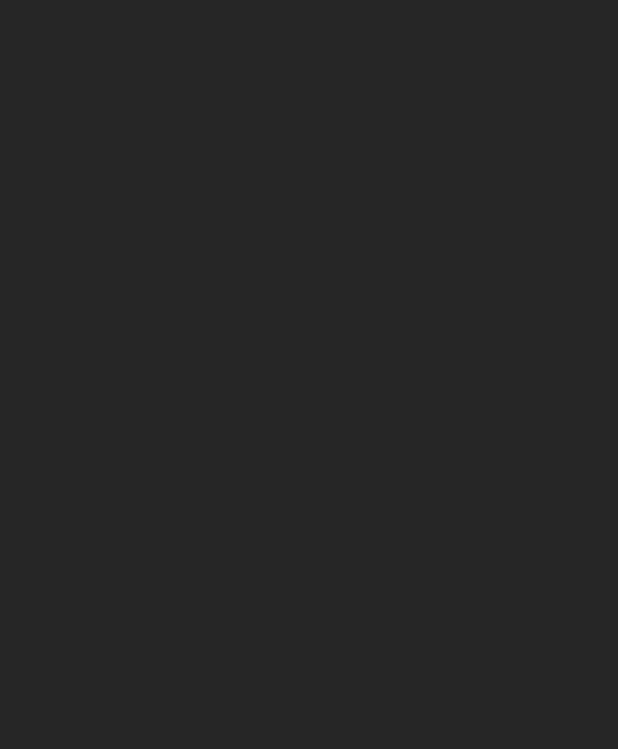
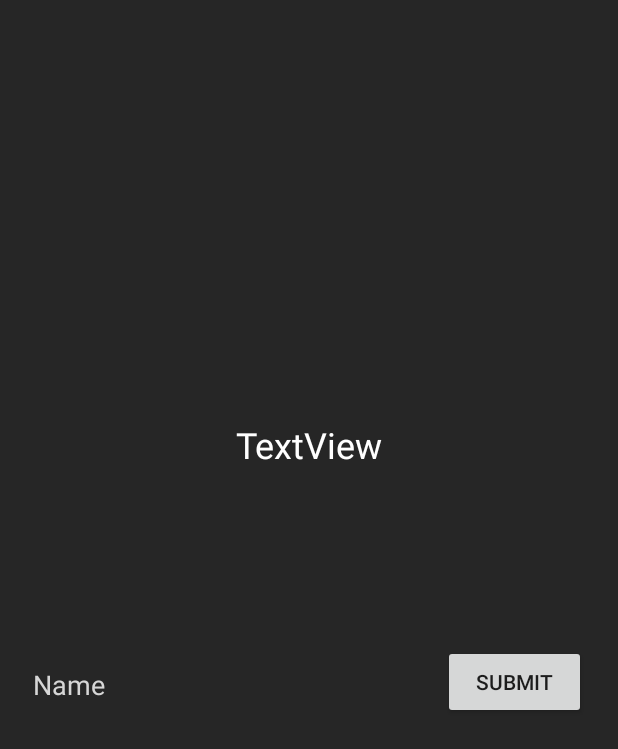
Before and after one commit to DecodeItGame/DecodeIt, an Android app: the DailyCode screen opened directly, with no data from a screen before it, on a phone screen of 412 x 824 dp. Before the commit the part shown is empty. Shown: the top 749 px of the screen. Run offline under Robolectric (Android 15) with nearby library versions, the phone set to English and light mode, and no system bars; our stand-ins replace Volley; network calls fail.

Commit message:
Added Daily Code Basics

```diff
--- a/app/build.gradle
+++ b/app/build.gradle
@@ -30,6 +30,7 @@ dependencies {
     implementation 'androidx.core:core-ktx:1.3.1'
     implementation 'androidx.appcompat:appcompat:1.2.0'
     implementation 'androidx.constraintlayout:constraintlayout:2.0.1'
+    implementation 'com.android.volley:volley:1.1.1'
     testImplementation 'junit:junit:4.12'
     androidTestImplementation 'androidx.test.ext:junit:1.1.2'
     androidTestImplementation 'androidx.test.espresso:espresso-core:3.3.0'
--- a/app/src/main/AndroidManifest.xml
+++ b/app/src/main/AndroidManifest.xml
@@ -1,6 +1,7 @@
 <?xml version="1.0" encoding="utf-8"?>
 <manifest xmlns:android="http://schemas.android.com/apk/res/android"
     package="com.example.decodeit">
+    <uses-permission android:name="android.permission.INTERNET" />
 
     <application
         android:allowBackup="true"
--- a/app/src/main/java/com/example/decodeit/DailyCode.kt
+++ b/app/src/main/java/com/example/decodeit/DailyCode.kt
@@ -1,12 +1,51 @@
 package com.example.decodeit
 
+import android.app.DownloadManager
 import android.os.Bundle
 import androidx.appcompat.app.AppCompatActivity
+import com.android.volley.Request
+import com.android.volley.Response
+import com.android.volley.toolbox.StringRequest
+import com.android.volley.toolbox.Volley
+import kotlinx.android.synthetic.main.daily_code.*
 
 class DailyCode: AppCompatActivity(){
     override fun onCreate(savedInstanceState: Bundle?) {
         super.onCreate(savedInstanceState)
         setContentView(R.layout.daily_code)
+        setDaily()
 
+        daily_submit.setOnClickListener { submit() }
+    }
+
+    private fun setDaily(){
+        val queue = Volley.newRequestQueue(this);
+        val url = "https://decode-it-server.spicedspices.repl.co/daily/get"
+
+        val strReq = StringRequest(
+            Request.Method.GET, url,
+            Response.Listener<String> { response ->
+                daily_code_code.text = response
+            },
+            Response.ErrorListener { println("there was an error lol this was ethan's fault") }
+        )
+
+        queue.add(strReq)
+    }
+
+    private fun submit(){
+        val queue = Volley.newRequestQueue(this);
+        val userText = daily_input.text
+        val url = "https://decode-it-server.spicedspices.repl.co/daily/answer/$userText"
+
+        val strReq = StringRequest(
+            Request.Method.GET, url,
+            Response.Listener<String> { response ->
+                daily_correct.text = response
+            },
+            Response.ErrorListener { println("there was an error lol this was ethan's fault") }
+        )
+
+        queue.add(strReq)
     }
 }
--- a/app/src/main/res/layout/daily_code.xml
+++ b/app/src/main/res/layout/daily_code.xml
@@ -1,8 +1,61 @@
 <?xml version="1.0" encoding="utf-8"?>
-<androidx.constraintlayout.widget.ConstraintLayout
-    xmlns:android="http://schemas.android.com/apk/res/android" android:layout_width="match_parent"
+<androidx.constraintlayout.widget.ConstraintLayout xmlns:android="http://schemas.android.com/apk/res/android"
+    xmlns:app="http://schemas.android.com/apk/res-auto"
+    xmlns:tools="http://schemas.android.com/tools"
+    android:layout_width="match_parent"
     android:layout_height="match_parent"
-    android:background="@color/brown"
-    >
+    android:background="@color/brown">
 
+    <TextView
+        android:id="@+id/daily_code_code"
+        android:layout_width="163dp"
+        android:layout_height="43dp"
+        android:gravity="center"
+        android:text="TextView"
+        android:textColor="#FFFFFF"
+        android:textSize="24sp"
+        app:layout_constraintBottom_toBottomOf="parent"
+        app:layout_constraintEnd_toEndOf="parent"
+        app:layout_constraintStart_toStartOf="parent"
+        app:layout_constraintTop_toTopOf="parent"
+        app:layout_constraintVertical_bias="0.352" />
+
+    <EditText
+        android:id="@+id/daily_input"
+        android:layout_width="wrap_content"
+        android:layout_height="wrap_content"
+        android:ems="10"
+        android:inputType="textPersonName"
+        android:text="Name"
+        android:textColor="#D6D6D6"
+        app:layout_constraintBottom_toBottomOf="parent"
+        app:layout_constraintEnd_toEndOf="parent"
+        app:layout_constraintHorizontal_bias="0.091"
+        app:layout_constraintStart_toStartOf="parent"
+        app:layout_constraintTop_toTopOf="parent"
+        app:layout_constraintVertical_bias="0.557" />
+
+    <Button
+        android:id="@+id/daily_submit"
+        android:layout_width="95dp"
+        android:layout_height="49dp"
+        android:text="Submit"
+        app:layout_constraintBottom_toBottomOf="parent"
+        app:layout_constraintEnd_toEndOf="parent"
+        app:layout_constraintHorizontal_bias="0.932"
+        app:layout_constraintStart_toStartOf="parent"
+        app:layout_constraintTop_toTopOf="parent"
+        app:layout_constraintVertical_bias="0.555" />
+
+    <TextView
+        android:id="@+id/daily_correct"
+        android:layout_width="wrap_content"
+        android:layout_height="wrap_content"
+        android:textColor="#FFFFFF"
+        app:layout_constraintBottom_toBottomOf="parent"
+        app:layout_constraintEnd_toEndOf="parent"
+        app:layout_constraintHorizontal_bias="0.498"
+        app:layout_constraintStart_toStartOf="parent"
+        app:layout_constraintTop_toTopOf="parent"
+        app:layout_constraintVertical_bias="0.677" />
 </androidx.constraintlayout.widget.ConstraintLayout>
```
